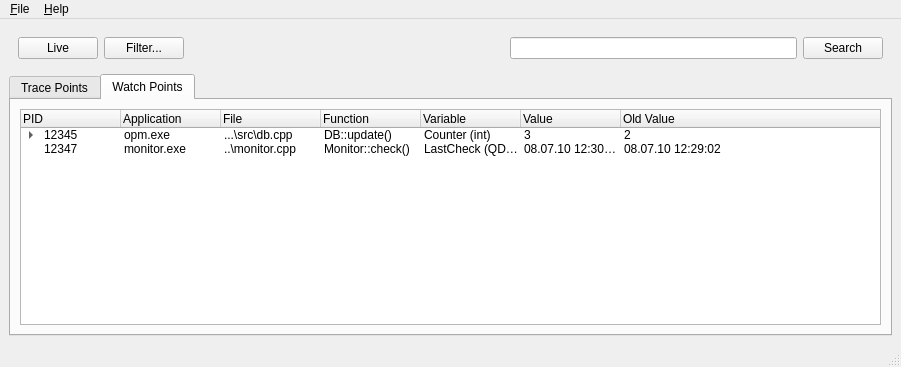
Above: gui/mainwindow.ui from froglogic/tracetool before the change. Below: the same form after it.
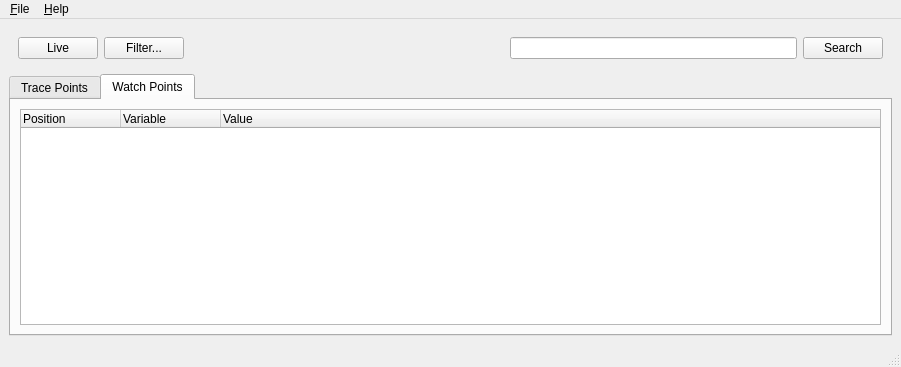
That is the form after the change. The open tabs and pages were chosen to show the change.

Commit message:
Fix working implementation of the 'Watch Point' tab
This (slightly hacky) code performs a single SQL query and then populates
the QTreeWidget on the 'Watch Point' tab with the results of the query.

```diff
--- a/gui/mainwindow.ui
+++ b/gui/mainwindow.ui
@@ -95,22 +95,7 @@
          <widget class="QTreeWidget" name="treeWidget">
           <column>
            <property name="text">
-            <string>PID</string>
-           </property>
-          </column>
-          <column>
-           <property name="text">
-            <string>Application</string>
-           </property>
-          </column>
-          <column>
-           <property name="text">
-            <string>File</string>
-           </property>
-          </column>
-          <column>
-           <property name="text">
-            <string>Function</string>
+            <string>Position</string>
            </property>
           </column>
           <column>
@@ -123,80 +108,6 @@
             <string>Value</string>
            </property>
           </column>
-          <column>
-           <property name="text">
-            <string>Old Value</string>
-           </property>
-          </column>
-          <item>
-           <property name="text">
-            <string>12345</string>
-           </property>
-           <property name="text">
-            <string>opm.exe</string>
-           </property>
-           <property name="text">
-            <string>...\src\db.cpp</string>
-           </property>
-           <property name="text">
-            <string>DB::update()</string>
-           </property>
-           <property name="text">
-            <string>Counter (int)</string>
-           </property>
-           <property name="text">
-            <string>3</string>
-           </property>
-           <property name="text">
-            <string>2</string>
-           </property>
-           <item>
-            <property name="text">
-             <string/>
-            </property>
-            <property name="text">
-             <string/>
-            </property>
-            <property name="text">
-             <string/>
-            </property>
-            <property name="text">
-             <string/>
-            </property>
-            <property name="text">
-             <string>NeedUpdate (bool)</string>
-            </property>
-            <property name="text">
-             <string>true</string>
-            </property>
-            <property name="text">
-             <string>&lt;not set&gt;</string>
-            </property>
-           </item>
-          </item>
-          <item>
-           <property name="text">
-            <string>12347</string>
-           </property>
-           <property name="text">
-            <string>monitor.exe</string>
-           </property>
-           <property name="text">
-            <string>..\monitor.cpp</string>
-           </property>
-           <property name="text">
-            <string>Monitor::check()</string>
-           </property>
-           <property name="text">
-            <string>LastCheck (QDateTime)</string>
-           </property>
-           <property name="text">
-            <string>08.07.10 12:30:01</string>
-           </property>
-           <property name="text">
-            <string>08.07.10 12:29:02</string>
-           </property>
-          </item>
          </widget>
         </item>
        </layout>
```
Left out of the diff: 12 changed lines with no effect on the pictures. The commit also changes 2 other files.
